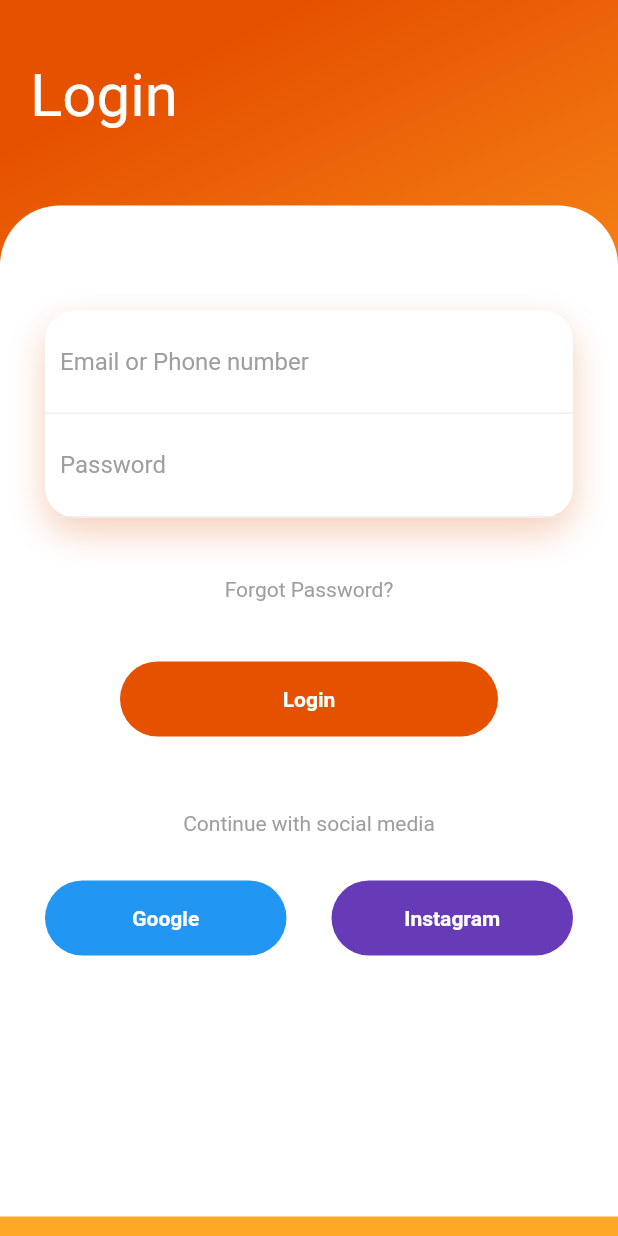
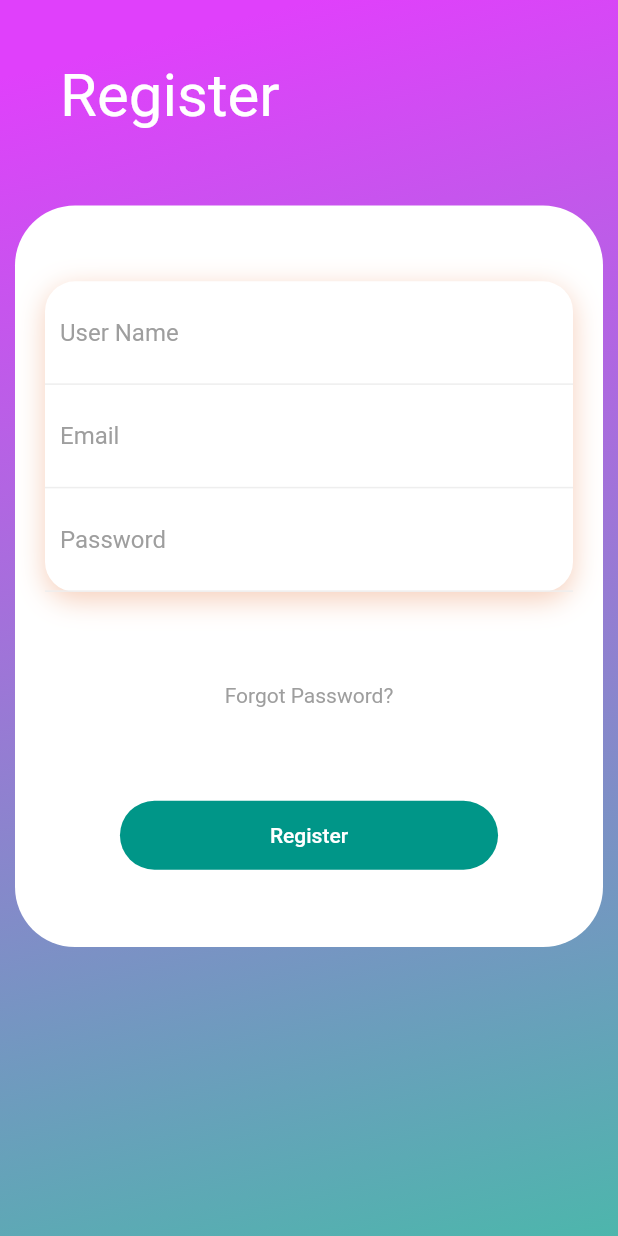
Before and after one commit to musahinist/math_cow, a Flutter app: the LogIn screen opened directly, on a phone screen of 412 x 824 dp. Run offline on Flutter 3.47's test engine with Material 2 defaults, Android fonts, the phone set to English and light mode, and no system bars; our stand-ins replace convex_bottom_bar, flare_flutter, shared_preferences, simple_animations, states_rebuilder; accounts and stored records are empty.

Commit message:
add register and login page

```diff
--- a/lib/auth/login.dart
+++ b/lib/auth/login.dart
@@ -5,64 +5,44 @@ class LogIn extends StatelessWidget {
   @override
   Widget build(BuildContext context) {
     return Scaffold(
-      body: Container(
-        width: double.infinity,
+      extendBody: true,
+      body: SingleChildScrollView(
+        child: Container(
+          height: MediaQuery.of(context).size.height,
           decoration: BoxDecoration(
             gradient: LinearGradient(
                 begin: Alignment.topCenter,
-              colors: [Colors.orange[900], Colors.orange[400]]),
+                end: Alignment.bottomRight,
+                colors: [Colors.purpleAccent, Colors.teal[300]]),
           ),
           child: Column(
             crossAxisAlignment: CrossAxisAlignment.start,
             children: <Widget>[
-            SizedBox(
-              height: 20,
-            ),
+              //
               Padding(
-              padding: EdgeInsets.all(20),
+                padding: const EdgeInsets.all(40),
                 child: Column(
                   crossAxisAlignment: CrossAxisAlignment.start,
                   children: <Widget>[
-                  FadeAnimation(
-                    1,
                     Text(
-                      "Login",
-                      style: TextStyle(color: Colors.white, fontSize: 40),
+                      "Register",
+                      style: TextStyle(fontSize: 40),
                     ),
-                  ),
-                  SizedBox(
-                    height: 10,
-                  ),
-                  // FadeAnimation(
-                  //     1.3,
-                  //     Text(
-                  //       "sdfsdfsdfsdf",
-                  //       style: TextStyle(color: Colors.white, fontSize: 18),
-                  //     )),
                   ],
                 ),
               ),
-            SizedBox(
-              height: 20,
-            ),
-            Expanded(
-              child: SingleChildScrollView(
-                child: Container(
-                  height: MediaQuery.of(context).size.height - 150,
+
+              Container(
+                margin: const EdgeInsets.all(10),
+                height: MediaQuery.of(context).size.height * 0.6,
                 decoration: BoxDecoration(
                     color: Colors.white,
-                      borderRadius: BorderRadius.only(
-                          topLeft: Radius.circular(40),
-                          topRight: Radius.circular(40))),
+                    borderRadius: BorderRadius.circular(40)),
                 child: Padding(
-                    padding: EdgeInsets.all(30),
+                  padding: EdgeInsets.all(20),
                   child: Column(
+                    mainAxisAlignment: MainAxisAlignment.spaceAround,
                     children: <Widget>[
-                        SizedBox(
-                          height: 40,
-                        ),
-                        FadeAnimation(
-                            1.4,
                       Container(
                         decoration: BoxDecoration(
                             color: Colors.white,
@@ -70,107 +50,88 @@ class LogIn extends StatelessWidget {
                             boxShadow: [
                               BoxShadow(
                                   color: Color.fromRGBO(225, 95, 27, .3),
-                                        blurRadius: 20,
-                                        offset: Offset(0, 10))
+                                  blurRadius: 15,
+                                  offset: Offset(0, 5))
                             ]),
                         child: Column(
                           children: <Widget>[
                             Container(
-                                    padding: EdgeInsets.all(10),
+                              padding: const EdgeInsets.all(10),
                               decoration: BoxDecoration(
                                   border: Border(
-                                            bottom: BorderSide(
-                                                color: Colors.grey[200]))),
+                                      bottom:
+                                          BorderSide(color: Colors.grey[200]))),
                               child: TextField(
+                                style: TextStyle(color: Colors.black54),
                                 decoration: InputDecoration(
-                                          hintText: "Email or Phone number",
-                                          hintStyle:
-                                              TextStyle(color: Colors.grey),
+                                    hintText: "User Name",
+                                    hintStyle: TextStyle(color: Colors.grey),
                                     border: InputBorder.none),
                               ),
                             ),
                             Container(
-                                    padding: EdgeInsets.all(10),
+                              padding: const EdgeInsets.all(10),
                               decoration: BoxDecoration(
                                   border: Border(
-                                            bottom: BorderSide(
-                                                color: Colors.grey[200]))),
+                                      bottom:
+                                          BorderSide(color: Colors.grey[200]))),
                               child: TextField(
+                                style: TextStyle(color: Colors.black54),
+                                decoration: InputDecoration(
+                                    hintText: "Email",
+                                    hintStyle: TextStyle(color: Colors.grey),
+                                    border: InputBorder.none),
+                              ),
+                            ),
+                            Container(
+                              padding: const EdgeInsets.all(10),
+                              decoration: BoxDecoration(
+                                  border: Border(
+                                      bottom:
+                                          BorderSide(color: Colors.grey[200]))),
+                              child: TextField(
+                                obscureText: true,
+                                style: TextStyle(color: Colors.black54),
                                 decoration: InputDecoration(
                                     hintText: "Password",
-                                          hintStyle:
-                                              TextStyle(color: Colors.grey),
+                                    hintStyle: TextStyle(color: Colors.grey),
                                     border: InputBorder.none),
                               ),
                             ),
                           ],
                         ),
-                            )),
-                        SizedBox(
-                          height: 40,
                       ),
-                        FadeAnimation(
-                            1.5,
                       Text(
                         "Forgot Password?",
                         style: TextStyle(color: Colors.grey),
-                            )),
-                        SizedBox(
-                          height: 40,
                       ),
-                        FadeAnimation(
-                          1.6,
-                          roundedButton(
-                              title: 'Login',
-                              color: Colors.orange[900],
-                              margin: 50),
-                        ),
-                        SizedBox(
-                          height: 50,
-                        ),
-                        FadeAnimation(
-                            1.7,
-                            Text(
-                              "Continue with social media",
-                              style: TextStyle(color: Colors.grey),
-                            )),
-                        SizedBox(
-                          height: 30,
-                        ),
-                        Row(
-                          children: <Widget>[
-                            Expanded(
-                              child: FadeAnimation(
-                                1.8,
-                                roundedButton(
-                                  title: 'Google',
-                                  color: Colors.blue,
-                                ),
-                              ),
-                            ),
-                            SizedBox(
-                              width: 30,
-                            ),
-                            Expanded(
-                              child: FadeAnimation(
-                                1.9,
-                                roundedButton(
-                                  title: 'Instagram',
-                                  color: Colors.deepPurple,
-                                ),
-                              ),
-                            )
-                          ],
-                        )
+                      _withRoundedRectangleBorder()
                     ],
                   ),
                 ),
               ),
-              ),
-            )
             ],
           ),
         ),
+      ),
+    );
+  }
+
+  Widget _withRoundedRectangleBorder() {
+    return RaisedButton(
+      elevation: 0,
+      padding: const EdgeInsets.fromLTRB(
+        100,
+        15,
+        100,
+        15,
+      ),
+      color: Colors.teal,
+      child: Text("Register"),
+      shape: RoundedRectangleBorder(
+        borderRadius: BorderRadius.circular(50),
+      ),
+      onPressed: () {},
     );
   }
 
--- a/lib/data/model/my_list_screen.dart
+++ /dev/null
@@ -1,90 +0,0 @@
-import 'package:flutter/material.dart';
-import 'package:math_cow/data/model/question.dart';
-import 'package:math_cow/data/provider/user_api.dart';
-
-import 'package:math_cow/data/model/user.dart';
-
-class MyListScreen extends StatefulWidget {
-  @override
-  createState() => _MyListScreenState();
-}
-
-class _MyListScreenState extends State {
-  List<User> users;
-  Future<List<Question>> questions;
-  API api = API();
-  // _getUsers() {
-  //   API.getUsers().then((response) {
-  //     setState(() {
-  //       usrs = response;
-  //       // Iterable list = json.decode(response.body);
-  //       // users = list.map((model) => User.fromJson(model)).toList();
-  //       // user = json.decode(response.body);
-  //     });
-  //   });
-  // }
-
-  // _postUser() {
-  //   API.postUser('musaa', 'musa@gmail.com', '12345').then((response) {
-  //     setState(() {
-  //       user = json.decode(response.body);
-  //     });
-  //   });
-  // }
-
-  // _authUser() async {
-  //   await API.authUser('musa@gmail.com', '12345').then((response) {
-  //     setState(() {
-  //       user = json.decode(response.body);
-  //       print(user['token']);
-  //     });
-  //   });
-  // }
-  void setUser() async {
-    users = await API.getUsers();
-  }
-
-  @override
-  void initState() {
-    setUser();
-    super.initState();
-
-    // questions = api.getQuestions();
-  }
-  // initState() {
-  //   super.initState();
-  //   usrs = API.getUsers();
-  // }
-
-//  @override
-//  build(context) {
-//    return Scaffold(
-//      appBar: AppBar(
-//        title: Text("User List"),
-//      ),
-//      body: Text(user['x-auth-token']),
-//    );
-//  }
-
-  @override
-  build(context) {
-    return Scaffold(
-        // body: FutureBuilder<List<Question>>(
-        //   future: questions,
-        //   builder: (context, snapshot) {
-        //     if (snapshot.hasData) {
-        //       return GamePage(
-        //         snapshot.data,
-        //         id: 101,
-        //       );
-        //     } else if (snapshot.hasError) {
-        //       return Text("${snapshot.error}");
-        //     }
-
-        //     // By default, show a loading spinner.
-        //     return Center(child: CircularProgressIndicator());
-        //   },
-        // ),
-        );
-  }
-}
--- a/lib/data/provider/databasehelper.dart
+++ b/lib/data/provider/databasehelper.dart
@@ -1,4 +1,5 @@
 import 'package:http/http.dart' as http;
+import 'package:math_cow/data/model/user.dart';
 import 'dart:convert';
 import 'package:shared_preferences/shared_preferences.dart';
 
@@ -122,3 +123,37 @@ class DatabaseHelper {
     print('read : $value');
   }
 }
+
+class GEtUser {
+  // static Future getUsers() {
+  //   var url = baseUrl + "/api/users";
+  //   //  api/questions{tÄ±tle}
+  //   return http.get(url);
+  // }
+  static const baseUrl = "http://mathcow.herokuapp.com";
+  static Future postUser(String name, String email, String password) {
+    var url = baseUrl + "/api/users";
+    return http.post(url,
+        body: {'name': '$name', 'email': '$email', 'password': '$password'});
+  }
+
+  static Future authUser(String email, String password) {
+    var url = baseUrl + "/api/auth";
+    return http.post(url, body: {'email': '$email', 'password': '$password'});
+  }
+
+  static List<User> parseUsers(String responseBody) {
+    final parsed = json.decode(responseBody).cast<Map<String, dynamic>>();
+    return parsed.map<User>((json) => User.fromJson(json)).toList();
+  }
+
+  static Future<List<User>> getUsers() async {
+    String url = baseUrl + "/api/users";
+    final response = await http.get(url);
+    if (response.statusCode == 200) {
+      return parseUsers(response.body);
+    } else {
+      throw Exception('Unable to fetch users from the REST API');
+    }
+  }
+}
--- a/lib/data/provider/user_api.dart
+++ b/lib/data/provider/user_api.dart
@@ -7,37 +7,6 @@ import 'package:math_cow/data/model/user.dart';
 
 class API {
   static const baseUrl = "http://mathcow.herokuapp.com";
-  // static Future getUsers() {
-  //   var url = baseUrl + "/api/users";
-  //   //  api/questions{tıtle}
-  //   return http.get(url);
-  // }
-
-  static Future postUser(String name, String email, String password) {
-    var url = baseUrl + "/api/users";
-    return http.post(url,
-        body: {'name': '$name', 'email': '$email', 'password': '$password'});
-  }
-
-  static Future authUser(String email, String password) {
-    var url = baseUrl + "/api/auth";
-    return http.post(url, body: {'email': '$email', 'password': '$password'});
-  }
-
-  static List<User> parseUsers(String responseBody) {
-    final parsed = json.decode(responseBody).cast<Map<String, dynamic>>();
-    return parsed.map<User>((json) => User.fromJson(json)).toList();
-  }
-
-  static Future<List<User>> getUsers() async {
-    String url = baseUrl + "/api/users";
-    final response = await http.get(url);
-    if (response.statusCode == 200) {
-      return parseUsers(response.body);
-    } else {
-      throw Exception('Unable to fetch users from the REST API');
-    }
-  }
 
   List<Question> parseQuestions(String responseBody) {
     final parsed = json.decode(responseBody).cast<Map<String, dynamic>>();
--- a/lib/main.dart
+++ b/lib/main.dart
@@ -2,7 +2,8 @@ import 'package:flutter/material.dart';
 import 'package:flutter/services.dart';
 import 'package:math_cow/auth/login.dart';
 import 'package:math_cow/components/bottom-nav.dart';
-import 'package:math_cow/data/model/my_list_screen.dart';
+import 'package:math_cow/data/provider/my_list_screen.dart';
+
 import 'package:math_cow/screens/discovery/discovery.dart';
 import 'package:math_cow/screens/game/flip_game.dart';
 import 'package:math_cow/screens/home/home.dart';
@@ -43,8 +44,9 @@ class _AppState extends State<App> {
   List<Widget> _page = [
     HomePage(),
     FlipGame(),
+    LogIn(),
     ScrollAnimation(),
-    LogIn(),
+
     // DiscoveryPage(),
     AppStateBuilderEx(),
     MyListScreen(),
```
Lines whose indentation alone changed are shown as unchanged.
